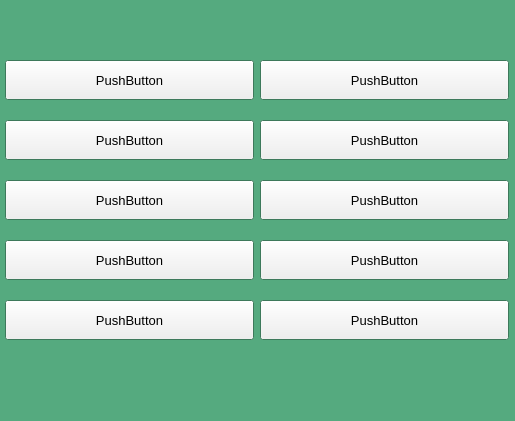
Qt form design.ui (FNSalimov/learn-english) before a commit.
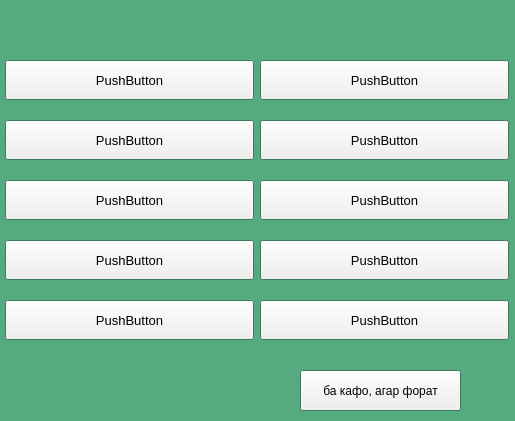
The same form after that commit.

Commit message: adding back button

The edit to the form file:
```diff
--- a/design.ui
+++ b/design.ui
@@ -258,6 +258,19 @@
      <string>PushButton</string>
     </property>
    </widget>
+   <widget class="QPushButton" name="pushButton_11">
+    <property name="geometry">
+     <rect>
+      <x>300</x>
+      <y>370</y>
+      <width>161</width>
+      <height>41</height>
+     </rect>
+    </property>
+    <property name="text">
+     <string>ба кафо, агар форат</string>
+    </property>
+   </widget>
   </widget>
  </widget>
  <resources/>
```
The commit also changes 1 other file.
